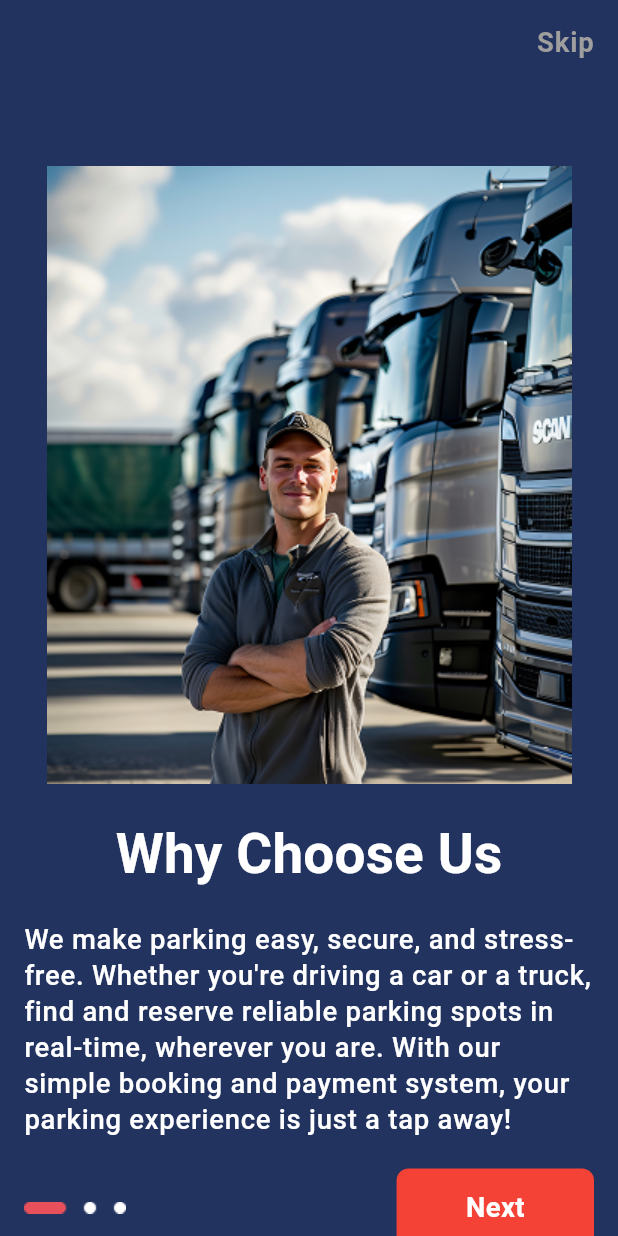
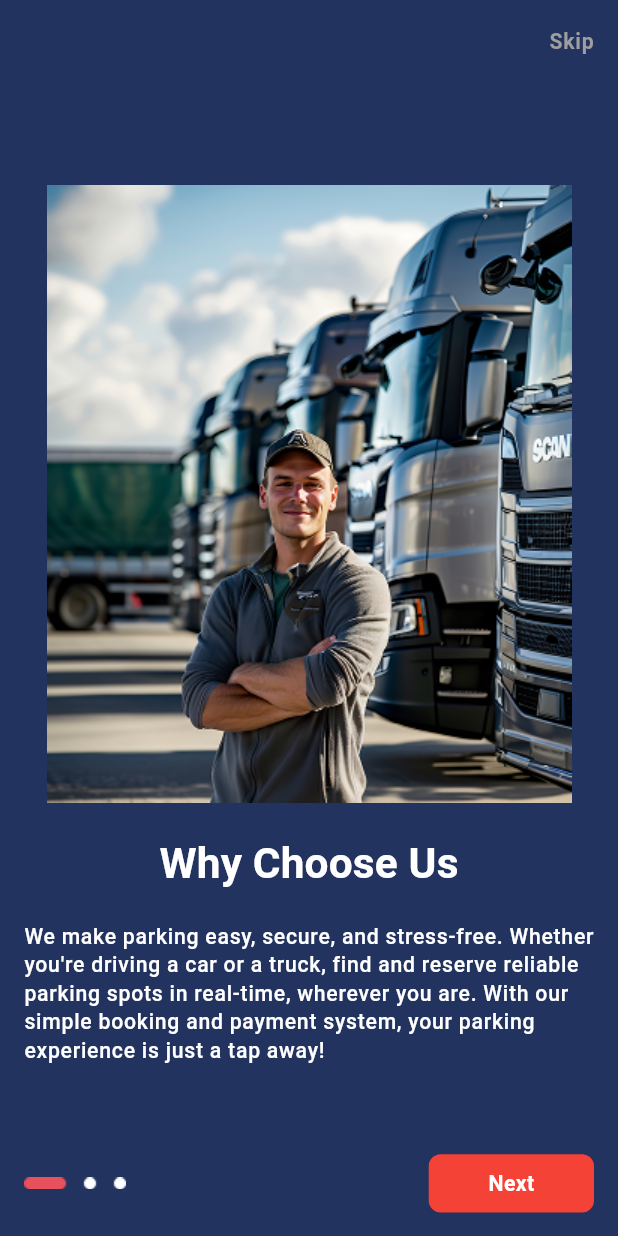
Before and after one commit to SourovDV/dadar_projects, a Flutter app: the screen it shows after launch, on a phone screen of 412 x 824 dp. Run offline on Flutter 3.47's test engine with Material 3 defaults, Android fonts, the phone set to English and light mode, and no system bars; our stand-ins replace flutter_screenutil, get.

Commit message:
added onboading screens

```diff
--- a/lib/common/utils/Image_path/image_path.dart
+++ b/lib/common/utils/Image_path/image_path.dart
@@ -3,4 +3,9 @@ class ImagePath {
   static final String splashLogo = "$_baseUrlPath/splash_logo.png";
   static final String manWorking = "$_baseUrlPath/man_working.png";
   static final String toggolOne = "$_baseUrlPath/Toggel.png";
+  static final String toggolTwo = "$_baseUrlPath/toggolTwo.png";
+  static final String toggolThree = "$_baseUrlPath/toggol_three.png";
+  static final String onboadingTwoImage = "$_baseUrlPath/onboadingTwoImage.png";
+  static final String onboadingThreeImage = "$_baseUrlPath/onboading_three_pages.png";
+
 }
--- /dev/null
+++ b/lib/features/authentication/sign_in/controller/forgot_controller.dart
@@ -0,0 +1,5 @@
+import 'package:get/get.dart';
+
+class ForgotController extends GetxController{
+
+}
--- a/lib/features/onboading/view/onboading_one_screen.dart
+++ b/lib/features/onboading/view/onboading_one_screen.dart
@@ -1,6 +1,7 @@
 import 'package:dadar_projects/common/utils/Image_path/image_path.dart';
 import 'package:dadar_projects/common/utils/app_color/app_color.dart';
 import 'package:dadar_projects/features/onboading/controller/onboading_one_controller.dart';
+import 'package:dadar_projects/features/onboading/widgths/button_widgth.dart';
 import 'package:flutter/material.dart';
 import 'package:flutter_screenutil/flutter_screenutil.dart';
 import 'package:get/get.dart';
@@ -29,7 +30,7 @@ class OnboadingOneScreen extends GetView<OnBoadingOneController> {
           padding: EdgeInsets.symmetric(horizontal: 16),
           child: Column(
             children: [
-              SizedBox(height: 46.h,),
+              SizedBox(height: 76.h,),
               Center(child: Image.asset(ImagePath.manWorking)),
               Padding(padding: EdgeInsets.symmetric(vertical: 20),
               child: Text("Why Choose Us", style: theme.labelLarge),
@@ -38,12 +39,14 @@ class OnboadingOneScreen extends GetView<OnBoadingOneController> {
                 "We make parking easy, secure, and stress-free. Whether you're driving a car or a truck, find and reserve reliable parking spots in real-time, wherever you are. With our simple booking and payment system, your parking experience is just a tap away!",
                 style: theme.labelMedium,
               ),
-              SizedBox(height: 20,),
+              SizedBox(height: 67.h,),
               Row(
                 mainAxisAlignment: MainAxisAlignment.spaceBetween,
                 children: [
                   Image.asset(ImagePath.toggolOne),
-                  CommonNextButton()
+                  CommonNextButton(ontap: () {
+                    controller.goToAnotherOnboadingScreen();
+                  },)
                 ],
               )
             ],
@@ -53,24 +56,3 @@ class OnboadingOneScreen extends GetView<OnBoadingOneController> {
     );
   }
 }
-
-class CommonNextButton extends StatelessWidget {
-  const CommonNextButton({
-    super.key,
-  });
-
-  @override
-  Widget build(BuildContext context) {
-    return Container(
-      height: 44.h,
-      width: 115.w,
-      decoration: BoxDecoration(
-        color: Colors.red,
-        borderRadius: BorderRadius.circular(8)
-      ),
-      child: Center(
-        child: Text("Next",style: TextStyle(color: Colors.white,fontWeight: FontWeight.w700,fontSize: 16.sp),),
-      )
-    );
-  }
-}
--- /dev/null
+++ b/lib/features/onboading/widgths/button_widgth.dart
@@ -0,0 +1,33 @@
+import 'package:flutter/material.dart';
+import 'package:flutter_screenutil/flutter_screenutil.dart';
+
+class CommonNextButton extends StatelessWidget {
+  const CommonNextButton({super.key, required this.ontap});
+
+  final VoidCallback ontap;
+
+  @override
+  Widget build(BuildContext context) {
+    return InkWell(
+      onTap:ontap ,
+      child: Container(
+        height: 44.h,
+        width: 115.w,
+        decoration: BoxDecoration(
+          color: Colors.red,
+          borderRadius: BorderRadius.circular(8),
+        ),
+        child: Center(
+          child: Text(
+            "Next",
+            style: TextStyle(
+              color: Colors.white,
+              fontWeight: FontWeight.w700,
+              fontSize: 16.sp,
+            ),
+          ),
+        ),
+      ),
+    );
+  }
+}
--- a/lib/main.dart
+++ b/lib/main.dart
@@ -14,7 +14,7 @@ class MyApp extends StatelessWidget {
   @override
   Widget build(BuildContext context) {
     return ScreenUtilInit(
-      designSize: const Size(360, 690),
+      designSize: const Size(430, 932),
       minTextAdapt: true,
       splitScreenMode: true,
       builder: (_, child) {
--- a/lib/routes/app_page.dart
+++ b/lib/routes/app_page.dart
@@ -1,5 +1,10 @@
+import 'package:dadar_projects/features/authentication/sign_in/bindings/authentication_bindings.dart';
+import 'package:dadar_projects/features/authentication/sign_in/view/forgot_password.dart';
+import 'package:dadar_projects/features/authentication/sign_in/view/sign_in_view.dart';
 import 'package:dadar_projects/features/onboading/binding/onboading_bindings.dart';
 import 'package:dadar_projects/features/onboading/view/onboading_one_screen.dart';
+import 'package:dadar_projects/features/onboading/view/onboading_three_screen.dart';
+import 'package:dadar_projects/features/onboading/view/onboading_two_screen.dart';
 import 'package:dadar_projects/features/splash/binding/splash_bindings.dart';
 import 'package:dadar_projects/features/splash/view/splash_view.dart';
 import 'package:dadar_projects/routes/app_routes.dart';
@@ -11,6 +16,11 @@ class AppRoutes {
   static final routes = [
     GetPage(name: AppPages.home, page: ()=>SplashView(),binding: SplashBindings()),
     GetPage(name: AppPages.onBoadingOnePage, page: ()=>OnboadingOneScreen(),binding: OnBoadingBinding()),
+    GetPage(name: AppPages.onBoadingTwoPage, page: ()=>OnboadingTwoScreen(),binding: OnBoadingBinding()),
+    GetPage(name: AppPages.onBoadingThreePage, page: ()=>OnboadingThreeScreen(),binding: OnBoadingBinding()),
+    GetPage(name: AppPages.signInPage, page: ()=>SignInView(),binding: AuthenticationBindings()),
+    GetPage(name: AppPages.forgotPassword, page: ()=>ForgotPassword(),binding: AuthenticationBindings()),
+
   ];
 
 }
--- a/lib/routes/app_routes.dart
+++ b/lib/routes/app_routes.dart
@@ -1,4 +1,8 @@
 class AppPages {
   static final String home = '/home';
   static final String onBoadingOnePage = '/onboading_one';
+  static final String onBoadingTwoPage = '/onboading_two';
+  static final String onBoadingThreePage = '/onboading_three';
+  static final String signInPage = '/sign_in_page';
+  static final String forgotPassword = '/forgot_password';
 }
```
Also changed, not shown: lib/features/authentication/sign_in/bindings/authentication_bindings.dart (added, +11 -0 lines), lib/features/authentication/sign_in/controller/sign_in_controller.dart (added, +8 -0 lines), lib/features/authentication/sign_in/view/forgot_password.dart (added, +12 -0 lines), lib/features/authentication/sign_in/view/sign_in_view.dart (added, +68 -0 lines), lib/features/authentication/widgth/common_text_form_field.dart (added, +31 -0 lines), lib/features/authentication/widgth/primary_button.dart (added, +25 -0 lines), lib/features/onboading/controller/onboading_one_controller.dart (+12 -0 lines), lib/features/onboading/view/onboading_three_screen.dart (added, +68 -0 lines), lib/features/onboading/view/onboading_two_screen.dart (added, +57 -0 lines), assets/images/onboadingTwoImage.png (renamed from assets/images/137539446_325fea30-d6ef-400a-a3db-0305a13634e3 1.png), assets/images/onboading_three_pages.png (renamed from assets/images/6203322_3196531 1.png), assets/images/toggolTwo.png (renamed from assets/images/Toggel (1).png), assets/images/toggol_three.png (renamed from assets/images/Toggel (2).png).
